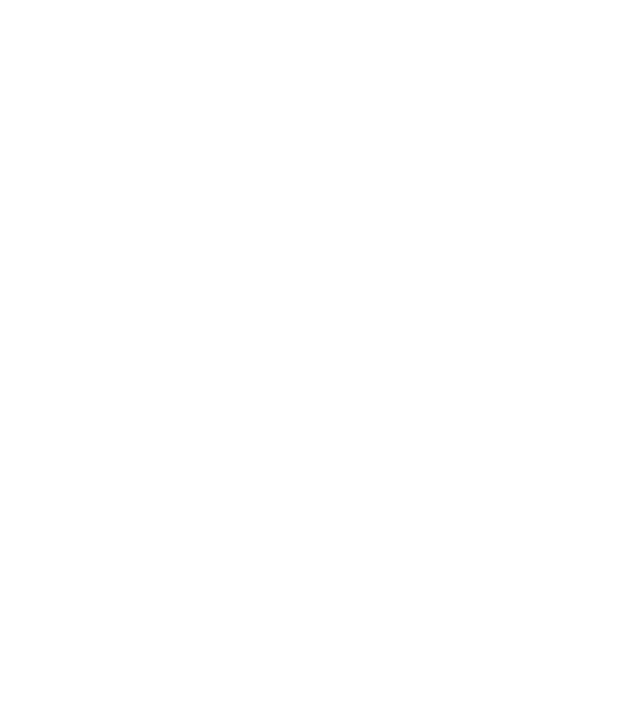
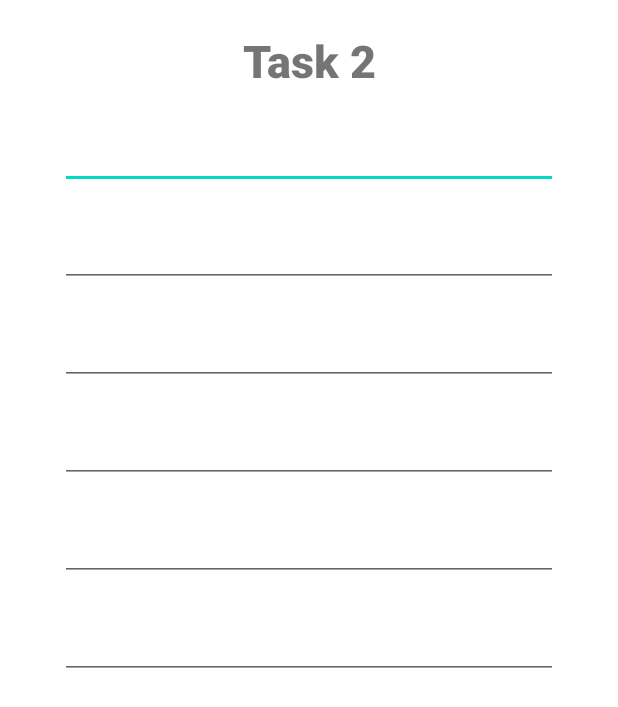
Before and after one commit to Navara91/HomeWorkRepo, an Android app: the secondActivity screen opened directly, with no data from a screen before it, on a phone screen of 412 x 824 dp. Before the commit the part shown is empty. Shown: the top 707 px of the screen. Run offline under Robolectric (Android 15) with nearby library versions, the phone set to English and light mode, and no system bars.

Commit message:
добавил в новом макете EditText'ы

```diff
--- a/app/src/main/res/layout/activity_second.xml
+++ b/app/src/main/res/layout/activity_second.xml
@@ -1,6 +1,70 @@
 <?xml version="1.0" encoding="utf-8"?>
-<androidx.constraintlayout.widget.ConstraintLayout xmlns:android="http://schemas.android.com/apk/res/android"
+<LinearLayout xmlns:android="http://schemas.android.com/apk/res/android"
     android:layout_width="match_parent"
-    android:layout_height="match_parent">
+    android:layout_height="match_parent"
+    xmlns:tools="http://schemas.android.com/tools"
+    android:orientation="vertical"
+    tools:context=".secondActivity">
 
-</androidx.constraintlayout.widget.ConstraintLayout>
+    <TextView
+        android:layout_width="match_parent"
+        android:layout_height="wrap_content"
+        android:text="Task 2"
+        android:textSize="30sp"
+        android:gravity="center"
+        android:fontFamily="sans-serif-black"
+        android:layout_marginTop="20dp"
+        android:layout_marginLeft="40dp"
+        android:layout_marginRight="40dp"
+        />
+
+    <EditText
+        android:layout_width="match_parent"
+        android:layout_height="wrap_content"
+        android:inputType="text"
+        android:layout_marginTop="20dp"
+        android:layout_marginLeft="40dp"
+        android:layout_marginRight="40dp"/>
+
+    <EditText
+        android:layout_width="match_parent"
+        android:layout_height="wrap_content"
+        android:inputType="textPersonName"
+        android:layout_marginTop="20dp"
+        android:layout_marginLeft="40dp"
+        android:layout_marginRight="40dp"/>
+
+    <EditText
+        android:layout_width="match_parent"
+        android:layout_height="wrap_content"
+        android:inputType="phone"
+        android:layout_marginTop="20dp"
+        android:layout_marginLeft="40dp"
+        android:layout_marginRight="40dp"/>
+
+    <EditText
+        android:layout_width="match_parent"
+        android:layout_height="wrap_content"
+        android:inputType="number"
+        android:layout_marginTop="20dp"
+        android:layout_marginLeft="40dp"
+        android:layout_marginRight="40dp"/>
+
+    <EditText
+        android:layout_width="match_parent"
+        android:layout_height="wrap_content"
+        android:inputType="textPassword"
+        android:layout_marginTop="20dp"
+        android:layout_marginLeft="40dp"
+        android:layout_marginRight="40dp"/>
+
+    <EditText
+        android:layout_width="match_parent"
+        android:layout_height="wrap_content"
+        android:inputType="textEmailAddress"
+        android:layout_marginTop="20dp"
+        android:layout_marginLeft="40dp"
+        android:layout_marginRight="40dp"/>
+
+
+</LinearLayout>
```
